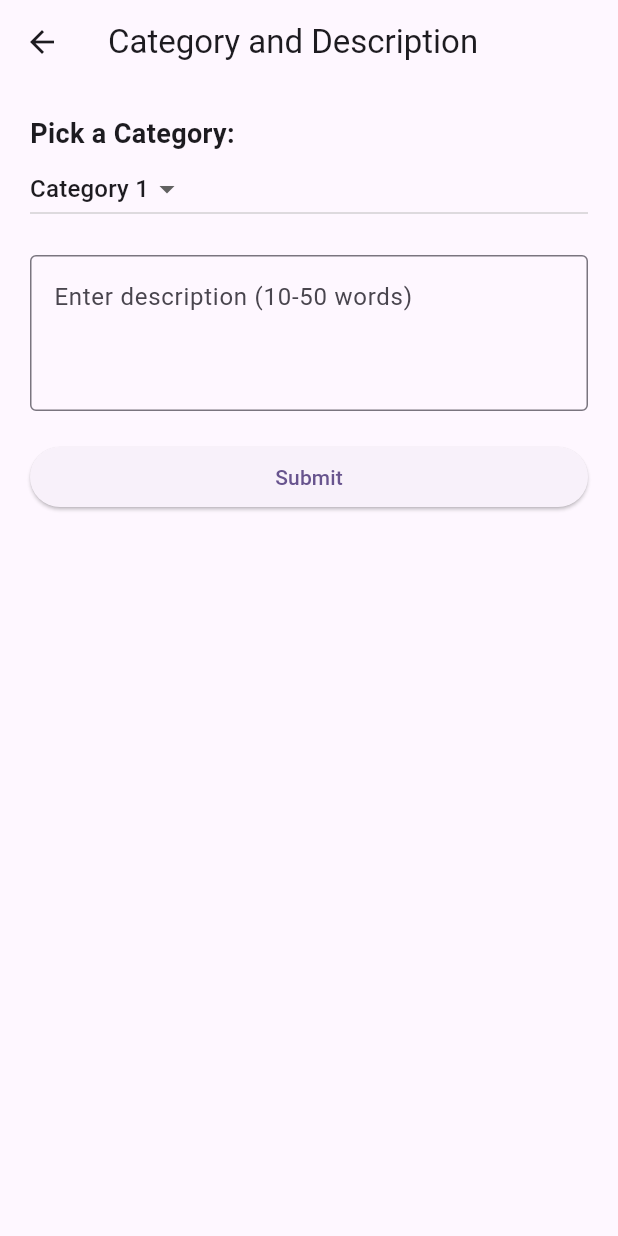
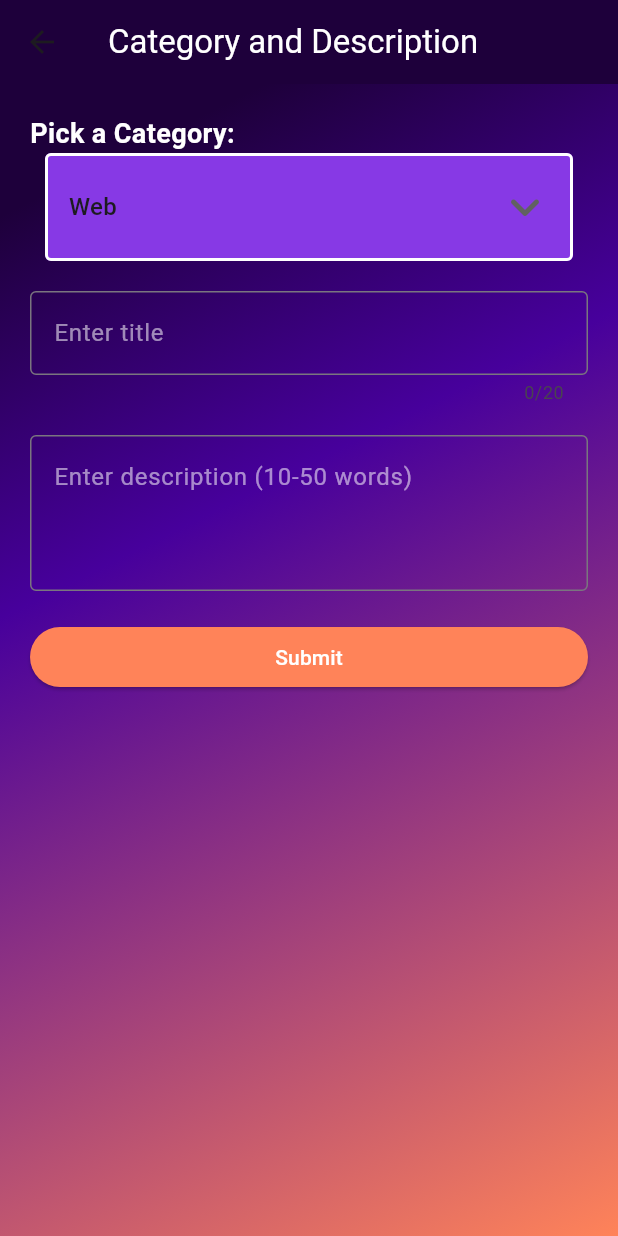
Before and after one commit to Pitza2/hackathon-app, a Flutter app: the NewIssueScreen screen opened directly, on a phone screen of 412 x 824 dp. Run offline on Flutter 3.47's test engine with Material 3 defaults, Android fonts, the light colour scheme and no system bars; our stand-ins replace hive, hive_flutter; accounts and stored records are empty.

Commit message:
giga commit final frontend

```diff
--- /dev/null
+++ b/hackathonApp/lib/HiveManager.dart
@@ -0,0 +1,16 @@
+import 'package:hive/hive.dart';
+
+import 'Screens/IssueData.dart';
+
+class HiveManager{
+  late Box<IssueData> issueBox;
+  static final HiveManager instance = HiveManager._internal();
+
+  factory HiveManager() => instance;
+  HiveManager._internal();
+
+  Future<void> initHiveManager() async {
+    Hive.registerAdapter(IssueDataAdapter());
+    issueBox = await Hive.openBox<IssueData>('issues');
+  }
+}
--- /dev/null
+++ b/hackathonApp/lib/Screens/IssueData.dart
@@ -0,0 +1,16 @@
+import 'package:hive/hive.dart';
+part 'IssueData.g.dart';
+@HiveType(typeId: 0)
+class IssueData extends HiveObject{
+  @HiveField(0)
+  String issueTitle='';
+  @HiveField(1)
+  String issueText='';
+  @HiveField(2)
+  String specialization='';
+  IssueData(String issueTitle,String issueText,String specialization){
+    this.issueTitle=issueTitle;
+    this.issueText=issueText;
+    this.specialization=specialization;
+  }
+}
--- a/hackathonApp/lib/Screens/LogInScreen.dart
+++ b/hackathonApp/lib/Screens/LogInScreen.dart
@@ -122,6 +122,7 @@ class _LogInScreenState extends State<LogInScreen> {
                       ),
                     ),
                   ),
+                  const SizedBox(height: 20.0),
                   Row(
                     mainAxisSize: MainAxisSize.max,
                     mainAxisAlignment: MainAxisAlignment.spaceEvenly,
--- a/hackathonApp/lib/Screens/MentorInfoScreen.dart
+++ b/hackathonApp/lib/Screens/MentorInfoScreen.dart
@@ -11,7 +11,6 @@ class MentorInfoScreen extends StatefulWidget {
 }
 
 class _MentorInfoScreen extends State<MentorInfoScreen> {
-  final List<String> specializations = ['Web', 'Mobile', 'Embedded', 'Civic'];
   String dropdownValue='Web';
   @override
   Widget build(BuildContext context) {
@@ -67,8 +66,8 @@ class _MentorInfoScreen extends State<MentorInfoScreen> {
                 Hive.box('data').put('role','mentor');
                 Navigator.of(context).push(MaterialPageRoute(builder: (context)=> const HomeScreen(title: '')));
               },
-              items: specializations
-                  .map<DropdownMenuItem<String>>((String value) {
+              items: Hive.box('data').get('specList')
+                  .map<DropdownMenuItem<String>>((value) {
                 return DropdownMenuItem<String>(
                   value: value,
                   child: Text(
--- a/hackathonApp/lib/Screens/NewIssueScreen.dart
+++ b/hackathonApp/lib/Screens/NewIssueScreen.dart
@@ -1,5 +1,8 @@
 import 'package:flutter/cupertino.dart';
 import 'package:flutter/material.dart';
+import 'package:hackathon_app/HiveManager.dart';
+import 'package:hackathon_app/Screens/IssueData.dart';
+import 'package:hive/hive.dart';
 
 class NewIssueScreen extends StatefulWidget {
   @override
@@ -7,89 +10,115 @@ class NewIssueScreen extends StatefulWidget {
 }
 
 class _NewIssueScreen extends State<NewIssueScreen> {
-  String selectedCategory = 'Category 1';
-  String description = '';
-  List<String> categories = ['Category 1', 'Category 2', 'Category 3'];
+  String dropdownValue='Web';
+  final TextEditingController titleController = TextEditingController();
+  final TextEditingController descriptionController = TextEditingController();
 
   @override
   Widget build(BuildContext context) {
-    return Scaffold(
+    return Container(
+        decoration: const BoxDecoration(
+        gradient: LinearGradient(
+        stops: [0, 0.6, 0.86],
+        begin: Alignment.bottomRight,
+        end: Alignment.topLeft,
+        colors: [
+        Color(0xFFFF8359),
+    Color(0xFF47009C),
+    Color(0xFF1E003B)
+    ])),
+    child: Scaffold(
+      backgroundColor: Colors.transparent,
       appBar: AppBar(
-        title: Text('Category and Description'),
+        backgroundColor: const Color(0xFF1E003B),
+        title: const Text('Category and Description', style: TextStyle(color: Colors.white),),
       ),
       body: Padding(
-        padding: EdgeInsets.all(20.0),
+        padding: const EdgeInsets.all(20.0),
         child: Column(
           crossAxisAlignment: CrossAxisAlignment.stretch,
           children: [
-            Text(
+            const Text(
               'Pick a Category:',
               style: TextStyle(
                 fontSize: 18,
                 fontWeight: FontWeight.bold,
+                color: Colors.white
               ),
             ),
-            DropdownButton<String>(
-              value: selectedCategory,
-              onChanged: (newValue) {
+            Container(
+              color: Colors.transparent,
+                margin: EdgeInsets.symmetric(horizontal: 10),
+                child: DropdownButtonFormField<String>(
+                  icon: const Icon(Icons.keyboard_arrow_down_rounded),
+                  iconSize: 40,
+                  decoration: const InputDecoration(
+                    fillColor: Color(0xFF8739E5),
+                    filled: true,
+                    enabledBorder: OutlineInputBorder(
+                      borderSide: BorderSide(
+                        color: Colors.white,
+                        width: 2,
+                      ),
+                    ),
+                  ),
+                  hint: const Text('select type of issue',style: TextStyle(color: Colors.white),),
+                  dropdownColor: Color(0xFF8739E5),
+                  value: dropdownValue,
+                  onChanged: (String? newValue) {
                     setState(() {
-                  selectedCategory = newValue!;
-                });
+                      dropdownValue = newValue!;
+                    }
+                    );
+                    Hive.box('data').put('spec',newValue);
                   },
-              items: categories.map((String value) {
+                  items: Hive.box('data').get('specList')
+                      .map<DropdownMenuItem<String>>((String value) {
                     return DropdownMenuItem<String>(
                       value: value,
-                  child: Text(value),
+                      child: Text(
+                        value,
+                      ),
                     );
                   }).toList(),
+                )),
+            const SizedBox(height: 20),
+            TextFormField(
+              controller: titleController,
+              style: const TextStyle(color: Colors.white),
+              decoration: const InputDecoration(
+                hintStyle: const TextStyle(color: Colors.white54),
+                hintText: 'Enter title',
+                border: OutlineInputBorder(),
               ),
-            SizedBox(height: 20),
-            TextField(
-              decoration: InputDecoration(
+              maxLines: 1,
+              maxLength: 20,
+            ),
+            const SizedBox(height: 20),
+            TextFormField(
+              controller: descriptionController,
+              style: const TextStyle(color: Colors.white),
+              decoration: const InputDecoration(
+                hintStyle: const TextStyle(color: Colors.white54),
                 hintText: 'Enter description (10-50 words)',
                 border: OutlineInputBorder(),
               ),
               maxLines: 3,
-              onChanged: (value) {
-                setState(() {
-                  description = value;
-                });
-              },
             ),
-            SizedBox(height: 20),
+            const SizedBox(height: 20),
             ElevatedButton(
               onPressed: () {
-                // Validate description length
-                if (description.trim().split(' ').length < 10 ||
-                    description.trim().split(' ').length > 50) {
-                  showDialog(
-                    context: context,
-                    builder: (BuildContext context) {
-                      return AlertDialog(
-                        title: Text('Invalid Description'),
-                        content: Text('Description must be between 10 and 50 words.'),
-                        actions: [
-                          TextButton(
-                            onPressed: () {
-                              Navigator.of(context).pop();
+                HiveManager.instance.issueBox.add(IssueData(titleController.text, descriptionController.text, dropdownValue));
+                Navigator.pop(context);
                   },
-                            child: Text('OK'),
-                          ),
-                        ],
-                      );
-                    },
-                  );
-                } else {
-                  // Process the category and description
-                  print('Selected Category: $selectedCategory');
-                  print('Description: $description');
-                }
-              },
-              child: Text('Submit'),
+              style: const ButtonStyle(
+                backgroundColor: MaterialStatePropertyAll<Color>(
+                    Color(0xFFFF8359))),
+              child: const Text('Submit',style: TextStyle(color: Colors.white),),
             ),
           ],
         ),
       ),
-    );
+    ));
   }
 }
--- a/hackathonApp/lib/Screens/RegisterScreen.dart
+++ b/hackathonApp/lib/Screens/RegisterScreen.dart
@@ -95,6 +95,7 @@ class RegisterScreen extends StatelessWidget {
                   contentPadding: const EdgeInsets.all(16.0),
                 ),
               ),
+              const SizedBox(height: 20.0),
               TextField(
                 controller: mentorKeyController,
                 style: const TextStyle(color: Colors.white),
@@ -122,11 +123,6 @@ class RegisterScreen extends StatelessWidget {
                       backgroundColor:
                           MaterialStatePropertyAll<Color>(Color(0xFFFF8359))),
                   onPressed: tryLogin,
-                  // color: Color(0xFFFF8359),
-                  // shape: RoundedRectangleBorder(
-                  //   borderRadius: BorderRadius.circular(12.0),
-                  // ),
-
                   child: const Text(
                     'Register',
                     style: TextStyle(
--- a/hackathonApp/pubspec.yaml
+++ b/hackathonApp/pubspec.yaml
@@ -36,6 +36,9 @@ dependencies:
   # Use with the CupertinoIcons class for iOS style icons.
   cupertino_icons: ^1.0.6
   hive: ^2.2.3
+  build_runner: ^2.4.9
+  hive_generator: ^2.0.1
+  hive_flutter: ^1.1.0
 
 dev_dependencies:
   flutter_test:
```
Also changed, not shown: hackathonApp/lib/Screens/HomeScreen.dart (+31 -13 lines), hackathonApp/lib/Screens/IssueViewScreen.dart (+7 -6 lines), hackathonApp/lib/Screens/NewsScreen.dart (+11 -5 lines), hackathonApp/lib/main.dart (+25 -15 lines), hackathonApp/lib/Screens/IssueData.g.dart (added), hackathonApp/pubspec.lock, 2 other files. Lines whose indentation alone changed are shown as unchanged.
